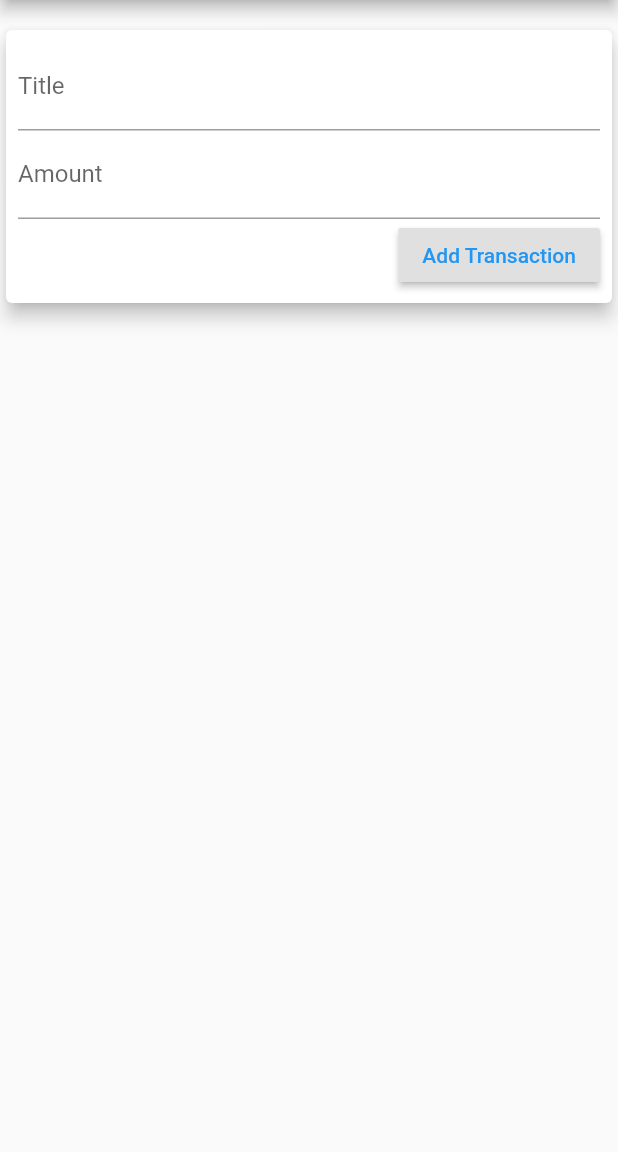
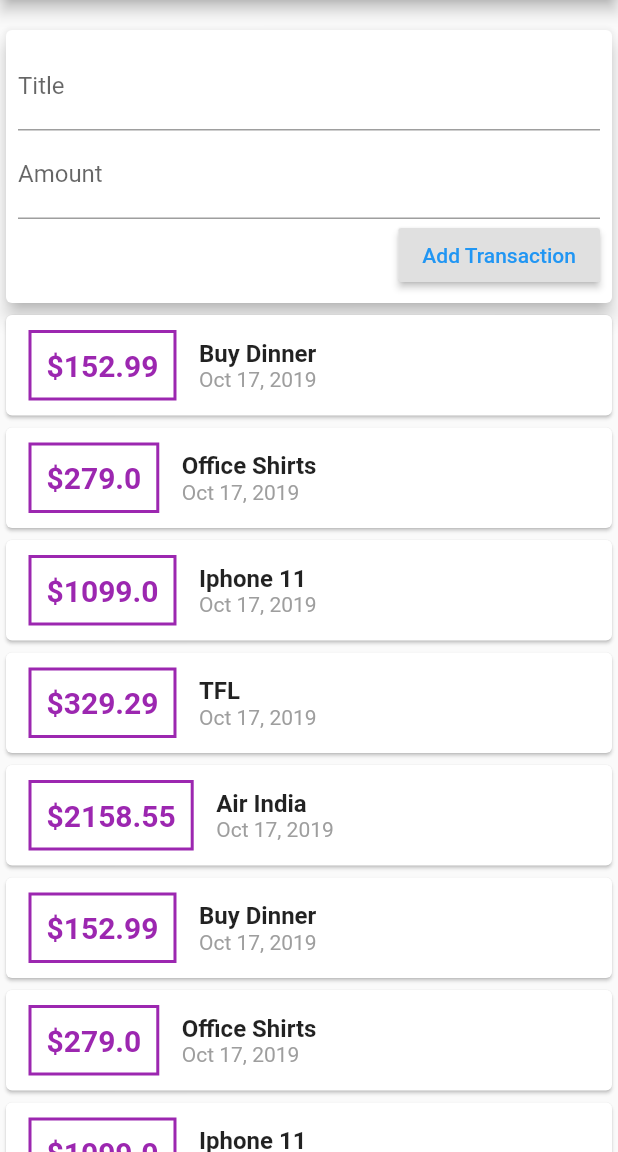
Before and after one commit to zaqturey/expns_tracker, a Flutter app: the screen it shows after launch, on a phone screen of 412 x 824 dp, the part 84-1236 px from its top. Run offline on Flutter 3.47's test engine with Material 2 defaults, Android fonts, the phone set to English and light mode, and no system bars.

Commit message:
Added separate widget i.e. 'PopulateTransactions()' to display the list of Transactions

```diff
--- a/lib/main.dart
+++ b/lib/main.dart
@@ -1,5 +1,7 @@
-import 'package:expns_tracker/widgets/new_transaction.dart';
 import 'package:flutter/material.dart';
+
+import './widgets/new_transaction.dart';
+import './widgets/populate_transactions.dart';
 
 void main() => runApp(MyApp());
 
@@ -31,6 +33,7 @@ class Home extends StatelessWidget {
               ),
             ),
             NewTransaction(),
+            PopulateTransactions(),
           ],
         ),
       ),
--- /dev/null
+++ b/lib/models/transaction.dart
@@ -0,0 +1,20 @@
+import 'package:flutter/foundation.dart';
+
+// Below class implements a model/blueprint for a single Transaction
+class Transaction {
+  // Declaring below variables as 'final' as these are run-time constants
+  String id;
+  String title;
+  double amount;
+  DateTime date;
+
+  // As all below parameters mandatory to create an object of 'Transaction' class,
+  // hence adding '@required' decorator/annotation for each parameter.
+  // '@required' is implemented in flutter and is not a dart's built in decorator.
+  Transaction({
+    @required this.id,
+    @required this.title,
+    @required this.amount,
+    @required this.date,
+  });
+}
--- a/lib/widgets/new_transaction.dart
+++ b/lib/widgets/new_transaction.dart
@@ -1,5 +1,11 @@
 import 'package:flutter/material.dart';
 
+/*
+Class Objective:
+  1. Provide/return a 'Card' widget that allow user to input 'transaction amount' and 'transaction amount'.
+  2. Also implements a 'RaisedButton' that (as of now) prints the entered values when 'onPressed' is called/triggered.
+Note: As of now, hard coded values has been added to the list, which will be replaced by the actual 'Transaction' added by the user.
+*/
 class NewTransaction extends StatelessWidget {
   final titleController = TextEditingController();
   final amountController = TextEditingController();
@@ -27,6 +33,7 @@ class NewTransaction extends StatelessWidget {
                 style: TextStyle(color: Colors.blue.shade500),
               ),
               highlightColor: Colors.pink[100],
+              //TODO: implement actual functionality i.e. adding the TextFiled values to the List of transactions.
               onPressed: () {
                 print(titleController.text);
                 print(amountController.text);
--- /dev/null
+++ b/lib/widgets/populate_transactions.dart
@@ -0,0 +1,35 @@
+import 'package:expns_tracker/models/transaction.dart';
+import 'package:expns_tracker/widgets/transaction_list.dart';
+import 'package:flutter/material.dart';
+
+/*
+Class Objective:
+  1. Provide/return a 'Container' widget that has List of all transactions added by the User.
+  2. It does so by creating/implementing an object of 'TransactionList' (and passing the 'List<Transaction>' as an argument to it)
+Note: As of now, hard coded values has been added to the list, which will be replaced by the actual 'Transaction' added by the user.
+*/
+class PopulateTransactions extends StatelessWidget {
+  // TODO: remove the hard coded values from the List
+  // Creating a List of Transaction type
+  final List<Transaction> _populateTransactions = [
+    Transaction(id: 't1', title: 'Buy Dinner', amount: 152.99, date: DateTime.now()),
+    Transaction(id: 't2', title: 'Office Shirts', amount: 279.00, date: DateTime.now()),
+    Transaction(id: 't3', title: 'Iphone 11', amount: 1099.00, date: DateTime.now()),
+    Transaction(id: 't4', title: 'TFL', amount: 329.29, date: DateTime.now()),
+    Transaction(id: 't5', title: 'Air India', amount: 2158.55, date: DateTime.now()),
+    Transaction(id: 't6', title: 'Buy Dinner', amount: 152.99, date: DateTime.now()),
+    Transaction(id: 't7', title: 'Office Shirts', amount: 279.00, date: DateTime.now()),
+    Transaction(id: 't8', title: 'Iphone 11', amount: 1099.00, date: DateTime.now()),
+    Transaction(id: 't9', title: 'TFL', amount: 329.29, date: DateTime.now()),
+    Transaction(id: 't10', title: 'Air India', amount: 2158.55, date: DateTime.now()),
+  ];
+
+  // TODO: Implement a new function that add Transaction to the '_populateTransactions'
+
+  @override
+  Widget build(BuildContext context) {
+    return Container(
+      child: TransactionList(transactions: _populateTransactions),
+    );
+  }
+}
--- /dev/null
+++ b/lib/widgets/transaction_item.dart
@@ -0,0 +1,67 @@
+import 'package:flutter/material.dart';
+import 'package:intl/intl.dart';
+
+/*
+Class Objective:
+  1. Constructor of this class i.e. 'TransactionItem' accepts three parameters and returns a 'Card' widget
+  2. The 'Card' widget Renders the contents for that Transaction.
+*/
+
+class TransactionItem extends StatelessWidget {
+  final String txnTitle;
+  final double txnAmount;
+  final DateTime txnDate;
+
+  TransactionItem({@required this.txnTitle, @required this.txnAmount, @required this.txnDate});
+
+  @override
+  Widget build(BuildContext context) {
+    return Card(
+      child: Row(
+        children: <Widget>[
+          Container(
+            margin: EdgeInsets.symmetric(
+              vertical: 10,
+              horizontal: 15,
+            ),
+            decoration: BoxDecoration(
+              border: Border.all(
+                color: Colors.purple,
+                width: 2,
+              ),
+            ),
+            padding: EdgeInsets.all(10),
+            child: Text(
+              '\$$txnAmount',
+//              '\$${transactions[index].amount}',
+              style: TextStyle(
+                fontWeight: FontWeight.bold,
+                fontSize: 20,
+                color: Colors.purple,
+              ),
+            ),
+          ),
+          Column(
+            crossAxisAlignment: CrossAxisAlignment.start,
+            children: <Widget>[
+              Text(
+                txnTitle,
+//                transactions[index].title,
+                style: TextStyle(
+                  fontSize: 16,
+                  fontWeight: FontWeight.bold,
+                ),
+              ),
+              Text(
+                DateFormat.yMMMd().format(txnDate),
+                style: TextStyle(
+                  color: Colors.grey,
+                ),
+              ),
+            ],
+          ),
+        ],
+      ),
+    );
+  }
+}
--- /dev/null
+++ b/lib/widgets/transaction_list.dart
@@ -0,0 +1,32 @@
+import 'package:expns_tracker/widgets/transaction_item.dart';
+import 'package:flutter/material.dart';
+
+import '../models/transaction.dart';
+
+/*
+Class Objective:
+  1. Constructor of this class i.e. 'TransactionList' accepts a List of <Transaction> and returns a 'ListView' widget
+  2. The 'ListView' iterate through each item in the List and then Renders its content using 'TransactionItem'
+*/
+
+class TransactionList extends StatelessWidget {
+  final List<Transaction> transactions;
+
+  TransactionList({@required this.transactions});
+
+  @override
+  Widget build(BuildContext context) {
+    // TODO: Use ListView Builder to avoid 'RenderFlex overflowed' error
+    return Expanded(
+      child: ListView(
+        children: transactions.map((txn) {
+          return TransactionItem(
+            txnTitle: txn.title,
+            txnAmount: txn.amount,
+            txnDate: txn.date,
+          );
+        }).toList(),
+      ),
+    );
+  }
+}
--- a/pubspec.yaml
+++ b/pubspec.yaml
@@ -19,6 +19,7 @@ environment:
 dependencies:
   flutter:
     sdk: flutter
+  intl: ^0.15.8
 
   # The following adds the Cupertino Icons font to your application.
   # Use with the CupertinoIcons class for iOS style icons.
```
Also changed, not shown: pubspec.lock, 1 other file.
